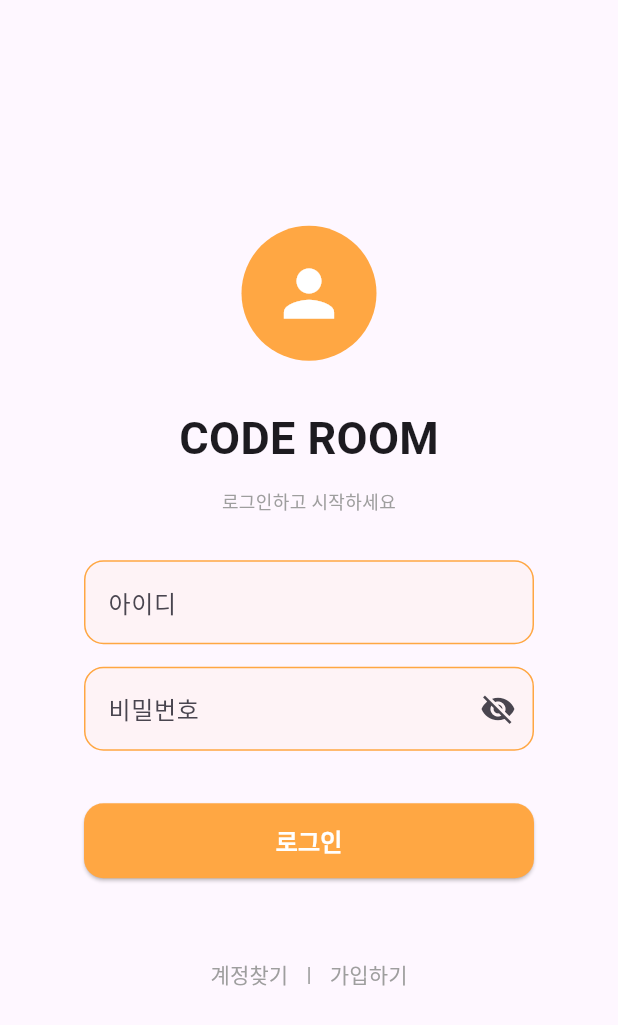
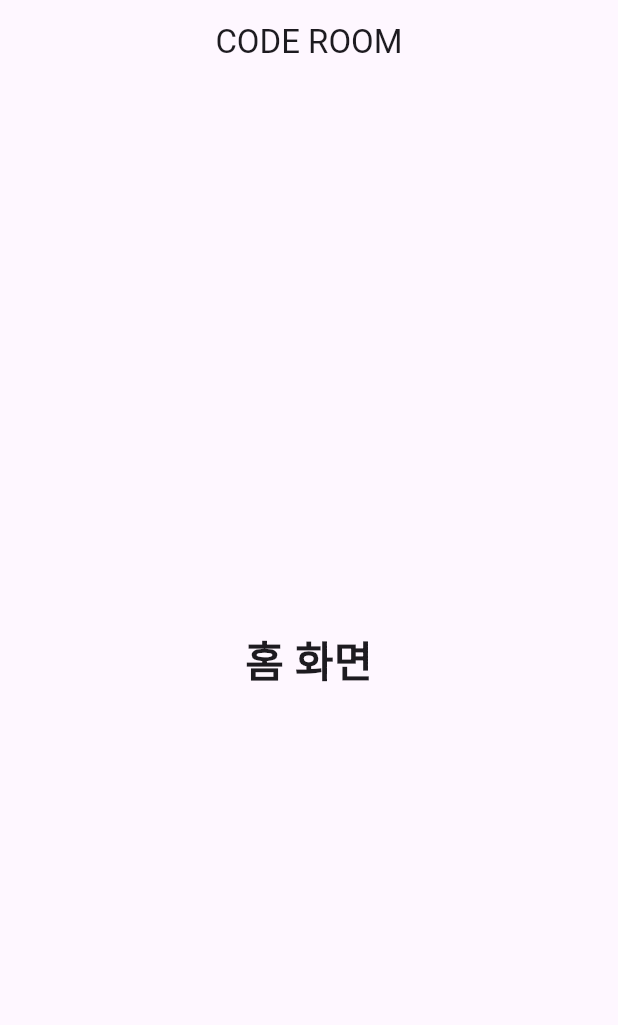
Before and after one commit to ggangchong/project-E-room, a Flutter app: the screen it shows after launch, after a tap on "로그인", on a phone screen of 412 x 824 dp. Shown: the top 1025 px of the screen. Run offline on Flutter 3.47's test engine with Material 3 defaults, Android fonts, the phone set to English and light mode, and no system bars.

Commit message:
login, home screen.dart

```diff
--- /dev/null
+++ b/lib/screens/home_screen.dart
@@ -0,0 +1,24 @@
+import 'package:flutter/material.dart';
+
+class HomeScreen extends StatelessWidget {
+  const HomeScreen({super.key});
+
+  @override
+  Widget build(BuildContext context) {
+    return Scaffold(
+      appBar: AppBar(
+        title: const Text('CODE ROOM'),
+        centerTitle: true,
+      ),
+      body: const Center(
+        child: Text(
+          '홈 화면',
+          style: TextStyle(
+            fontSize: 28,
+            fontWeight: FontWeight.bold,
+          ),
+        ),
+      ),
+    );
+  }
+}
--- a/lib/screens/login_screen.dart
+++ b/lib/screens/login_screen.dart
@@ -1,6 +1,7 @@
 import 'package:flutter/material.dart';
 import 'signup_screen.dart';
 import 'package:project_eroom/widgets/custom_text_field.dart';
+import 'package:project_eroom/screens/home_screen.dart';
 
 class LoginScreen extends StatelessWidget {
   const LoginScreen({super.key});
@@ -74,8 +75,14 @@ class LoginScreen extends StatelessWidget {
                 height: 50,
                 child: ElevatedButton(
                   onPressed: () {
-                    //
+                    Navigator.pushReplacement(
+                      context,
+                      MaterialPageRoute(
+                        builder: (context) => const HomeScreen(),
+                      ),
+                    );
                   },
+
                   style: ElevatedButton.styleFrom(
                     backgroundColor: const Color(0xFFFFA743),
                     foregroundColor: Colors.white,
```
